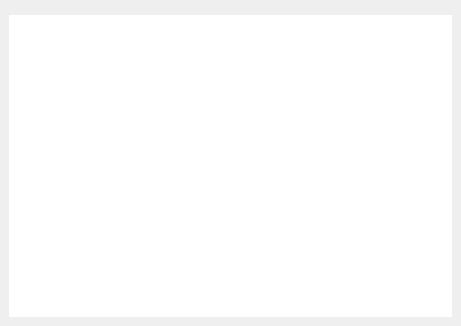
Old version of the form profit/workbench/widgets/ui_executionsdisplay.ui in the repository hpsilva/profitpy.
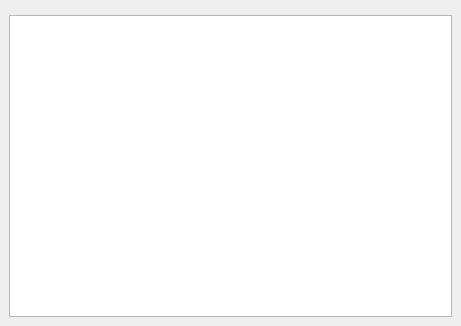
New version of the form. Custom widgets are drawn as their Qt base class.

The edit to the form file:
```diff
--- a/profit/workbench/widgets/ui_executionsdisplay.ui
+++ b/profit/workbench/widgets/ui_executionsdisplay.ui
@@ -23,26 +23,7 @@
     <widget class="FilterBar" native="1" name="filterBar" />
    </item>
    <item>
-    <widget class="QTableView" name="executionsTable" >
-     <property name="frameShape" >
-      <enum>QFrame::NoFrame</enum>
-     </property>
-     <property name="frameShadow" >
-      <enum>QFrame::Plain</enum>
-     </property>
-     <property name="alternatingRowColors" >
-      <bool>true</bool>
-     </property>
-     <property name="selectionMode" >
-      <enum>QAbstractItemView::SingleSelection</enum>
-     </property>
-     <property name="selectionBehavior" >
-      <enum>QAbstractItemView::SelectRows</enum>
-     </property>
-     <property name="gridStyle" >
-      <enum>Qt::DotLine</enum>
-     </property>
-    </widget>
+    <widget class="QTreeView" name="executionsView" />
    </item>
   </layout>
  </widget>
```
